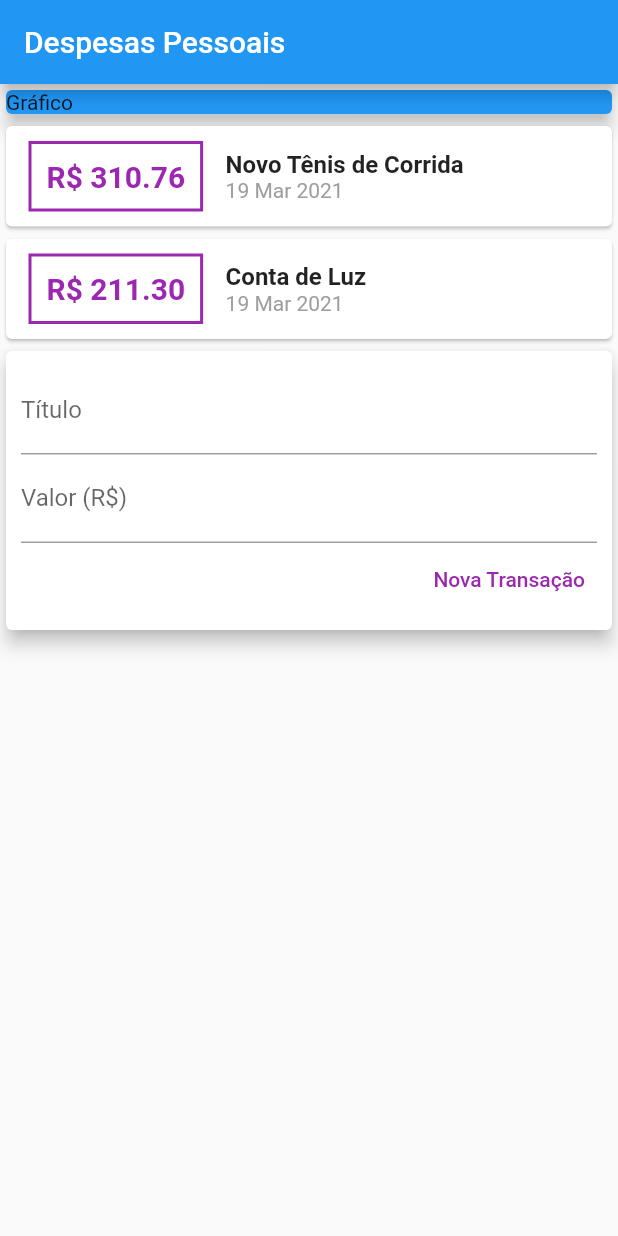
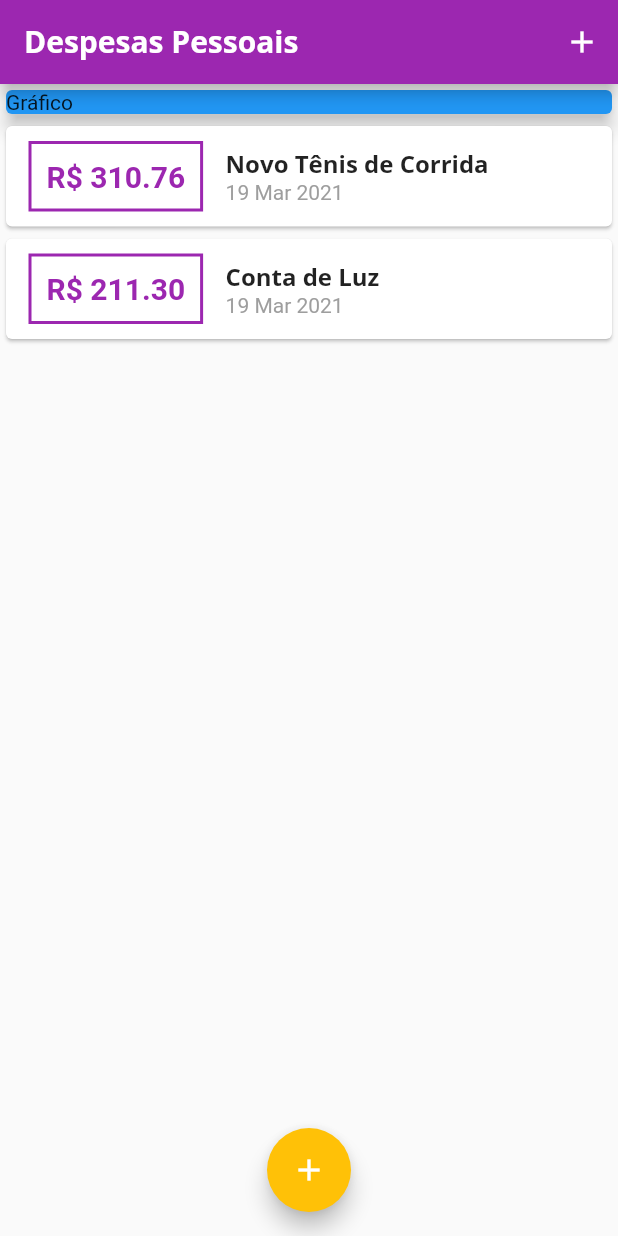
Before and after one commit to Luhkas27/Expense_Flutter, a Flutter app: the screen it shows after launch, on a phone screen of 412 x 824 dp. Run offline on Flutter 3.47's test engine with Material 2 defaults, Android fonts, the phone set to English and light mode, and no system bars.

Commit message:
Initial commit

```diff
--- a/lib/components/transaction_list.dart
+++ b/lib/components/transaction_list.dart
@@ -10,9 +10,13 @@ class TransactionList extends StatelessWidget {
 
   @override
   Widget build(BuildContext context) {
-    return Column(
-      children: transactions
-          .map((tr) => Card(
+    return Container(
+      height: 300,
+      child: ListView.builder(
+        itemCount: transactions.length,
+        itemBuilder: (ctx, index) {
+          final tr = transactions[index];
+          return Card(
             child: Row(
               children: [
                 Container(
@@ -22,7 +26,7 @@ class TransactionList extends StatelessWidget {
                   ),
                   decoration: BoxDecoration(
                     border: Border.all(
-                          color: Colors.purple,
+                      color: Theme.of(context).primaryColor,
                       width: 2,
                     ),
                   ),
@@ -32,7 +36,7 @@ class TransactionList extends StatelessWidget {
                     style: TextStyle(
                       fontWeight: FontWeight.bold,
                       fontSize: 20,
-                          color: Colors.purple,
+                      color: Theme.of(context).primaryColor,
                     ),
                   ),
                 ),
@@ -41,10 +45,11 @@ class TransactionList extends StatelessWidget {
                   children: [
                     Text(
                       tr.title,
-                          style: TextStyle(
-                            fontSize: 16,
-                            fontWeight: FontWeight.bold,
-                          ),
+                      style: Theme.of(context).textTheme.headline6,
+                      // style: TextStyle(
+                      //   fontSize: 16,
+                      //   fontWeight: FontWeight.bold,
+                      // ),
                     ),
                     Text(
                       DateFormat('d MMM y').format(tr.date),
@@ -56,8 +61,9 @@ class TransactionList extends StatelessWidget {
                 ),
               ],
             ),
-              ))
-          .toList(),
+          );
+        },
+      ),
     );
   }
 }
--- a/lib/components/transaction_user.dart
+++ /dev/null
@@ -1,51 +0,0 @@
-import 'dart:math';
-
-import 'package:expenses/components/transaction_form.dart';
-import 'package:expenses/components/transaction_list.dart';
-import 'package:expenses/models/transaction.dart';
-import 'package:flutter/material.dart';
-
-class TransactionUser extends StatefulWidget {
-  @override
-  _TransactionUserState createState() => _TransactionUserState();
-}
-
-class _TransactionUserState extends State<TransactionUser> {
-  final _transactions = [
-    Transaction(
-      id: 't1',
-      title: 'Novo Tênis de Corrida',
-      value: 310.76,
-      date: DateTime.now(),
-    ),
-    Transaction(
-      id: 't2',
-      title: 'Conta de Luz',
-      value: 211.30,
-      date: DateTime.now(),
-    )
-  ];
-
-  _addTransaction(String title, double value) {
-    final newTransaction = Transaction(
-      id: Random().nextDouble().toString(),
-      title: title,
-      value: value,
-      date: DateTime.now(),
-    );
-
-    setState(() {
-      _transactions.add(newTransaction);
-    });
-  }
-
-  @override
-  Widget build(BuildContext context) {
-    return Column(
-      children: [
-        TransactionList(_transactions),
-        TransactionForm(_addTransaction),
-      ],
-    );
-  }
-}
--- a/lib/main.dart
+++ b/lib/main.dart
@@ -1,5 +1,12 @@
-import 'package:expenses/components/transaction_user.dart';
+import 'dart:math';
+
+import 'package:expenses/models/transaction.dart';
 import 'package:flutter/material.dart';
+
+import 'components/transaction_form.dart';
+import 'components/transaction_list.dart';
+
+import 'models/transaction.dart';
 
 main() => runApp(Expenses());
 
@@ -9,18 +16,91 @@ class Expenses extends StatelessWidget {
     return MaterialApp(
       debugShowCheckedModeBanner: false,
       home: HomePage(),
+      theme: ThemeData(
+        primarySwatch: Colors.purple,
+        accentColor: Colors.amber,
+        fontFamily: 'Quicksand',
+        textTheme: ThemeData.light().textTheme.copyWith(
+              headline6: TextStyle(
+                fontFamily: 'OpenSans',
+                fontSize: 16,
+                fontWeight: FontWeight.bold,
+              ),
+            ),
+        appBarTheme: AppBarTheme(
+          textTheme: ThemeData.light().textTheme.copyWith(
+                headline6: TextStyle(
+                  fontFamily: 'OpenSans',
+                  fontSize: 20,
+                  fontWeight: FontWeight.bold,
+                ),
+              ),
+        ),
+      ),
     );
   }
 }
 
-class HomePage extends StatelessWidget {
+class HomePage extends StatefulWidget {
+  @override
+  _HomePageState createState() => _HomePageState();
+}
+
+class _HomePageState extends State<HomePage> {
+  final _transactions = [
+    Transaction(
+      id: 't1',
+      title: 'Novo Tênis de Corrida',
+      value: 310.76,
+      date: DateTime.now(),
+    ),
+    Transaction(
+      id: 't2',
+      title: 'Conta de Luz',
+      value: 211.30,
+      date: DateTime.now(),
+    ),
+  ];
+
+  _addTransaction(String title, double value) {
+    final newTransaction = Transaction(
+      id: Random().nextDouble().toString(),
+      title: title,
+      value: value,
+      date: DateTime.now(),
+    );
+
+    setState(() {
+      _transactions.add(newTransaction);
+    });
+
+    Navigator.of(context).pop();
+  }
+
+  _openTransactionFormModal(BuildContext context) {
+    showModalBottomSheet(
+        context: context,
+        builder: (_) {
+          return TransactionForm(_addTransaction);
+        });
+  }
+
   @override
   Widget build(BuildContext context) {
     return Scaffold(
       appBar: AppBar(
-        title: Text('Despesas Pessoais'),
+        title: Text(
+          'Despesas Pessoais',
         ),
-      body: Column(
+        actions: [
+          IconButton(
+            icon: Icon(Icons.add),
+            onPressed: () => _openTransactionFormModal(context),
+          )
+        ],
+      ),
+      body: SingleChildScrollView(
+        child: Column(
           crossAxisAlignment: CrossAxisAlignment.stretch,
           children: <Widget>[
             Container(
@@ -30,9 +110,18 @@ class HomePage extends StatelessWidget {
                 elevation: 5,
               ),
             ),
-          TransactionUser(),
+            TransactionList(_transactions),
           ],
         ),
+      ),
+      floatingActionButton: FloatingActionButton(
+        child: Icon(
+          Icons.add,
+          color: Colors.white,
+        ),
+        onPressed: () => _openTransactionFormModal(context),
+      ),
+      floatingActionButtonLocation: FloatingActionButtonLocation.centerFloat,
     );
   }
 }
```
Also changed, not shown: lib/components/transaction_form.dart (+23 -8 lines), pubspec.yaml (+13 -30 lines), assets/fonts/OpenSans-Bold.ttf (added), assets/fonts/OpenSans-Regular.ttf (added), assets/fonts/Quicksand-Bold.ttf (added), assets/fonts/Quicksand-Light.ttf (added), assets/fonts/Quicksand-Medium.ttf (added), assets/fonts/Quicksand-Regular.ttf (added). Lines whose indentation alone changed are shown as unchanged.
